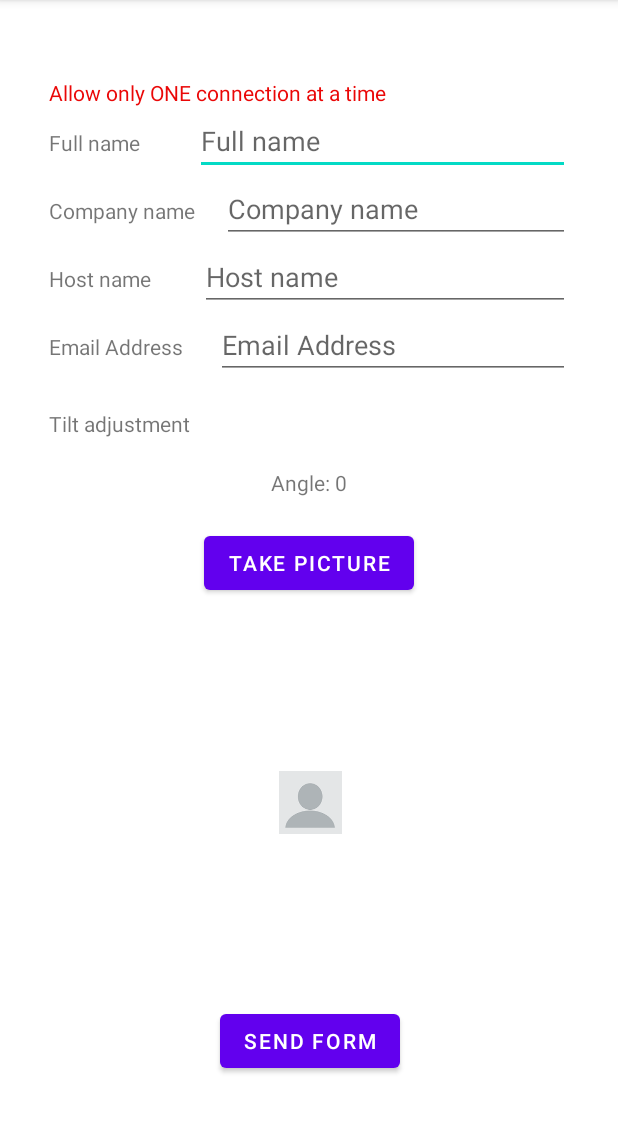
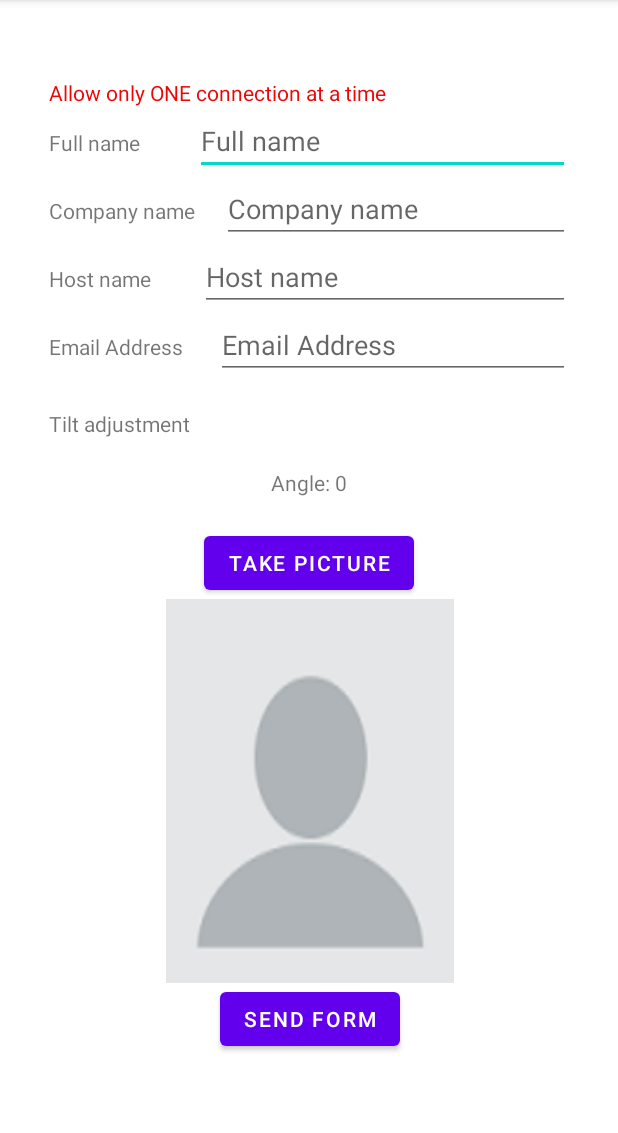
Before and after one commit to dendimaniac/private-keyboard, an Android app: the screen it shows after launch (MainActivity), on a phone screen of 412 x 824 dp, the part 84-1217 px from its top. Run offline under Robolectric (Android 15) with nearby library versions, the phone set to English and light mode, and no system bars; libraries missing offline, so code that uses them is left out: androidmads.library.qrgenearator, com.microsoft.signalr, org.apache.commons; 10 statements that could not run were skipped.

```diff
--- a/app/src/main/java/com/example/privatekeyboard/CustomCameraActivity.java
+++ b/app/src/main/java/com/example/privatekeyboard/CustomCameraActivity.java
@@ -136,6 +136,7 @@ public class CustomCameraActivity extends AppCompatActivity {
                 runOnUiThread(() -> btnCapture.callOnClick());
             }
             if (message.value.equals("cancel")) {
+                hubConnection.stop();
                 finish();
             }
 
--- a/app/src/main/java/com/example/privatekeyboard/Helpers/QRUtils.java
+++ b/app/src/main/java/com/example/privatekeyboard/Helpers/QRUtils.java
@@ -30,7 +30,7 @@ public class QRUtils {
         Log.d("NewUUID", newUuid);
         String settings = GenerateQRQuery(formLinearLayout);
         Log.d("InputSettings", settings);
-        QRGEncoder qrgEncoder = new QRGEncoder(baseWebAppUrl + "?settings=" + settings + "&uuid=" + newUuid, null, QRGContents.Type.TEXT, 1000);
+        QRGEncoder qrgEncoder = new QRGEncoder(baseWebAppUrl + "?settings=" + settings + "&uuid=" + newUuid, null, QRGContents.Type.TEXT, 550);
         try {
             Bitmap bitmap = qrgEncoder.encodeAsBitmap();
             qrImage.setImageBitmap(bitmap);
@@ -41,7 +41,7 @@ public class QRUtils {
 
     private static String GenerateQRQuery(LinearLayout layout) {
         StringBuilder query = new StringBuilder("[");
-        for (int i = 0; i < layout.getChildCount()-1; i++) {
+        for (int i = 0; i < layout.getChildCount() -1; i++) {
             LinearLayout fieldLayout = (LinearLayout) layout.getChildAt(i);
             String fieldTag = (String) layout.getChildAt(i).getTag();
             if (!fieldTag.equals("hidden")) {
--- a/app/src/main/res/layout/activity_main.xml
+++ b/app/src/main/res/layout/activity_main.xml
@@ -155,7 +155,6 @@
         android:id="@+id/scrollView2"
         android:layout_width="wrap_content"
         android:layout_height="wrap_content"
-        android:visibility="visible"
         app:layout_constraintEnd_toEndOf="parent"
         app:layout_constraintStart_toStartOf="parent"
         app:layout_constraintTop_toTopOf="parent">
@@ -166,7 +165,6 @@
             android:layout_height="323dp"
             android:orientation="vertical"
             android:padding="32dp">
-
 
             <LinearLayout
                 android:layout_width="match_parent"
@@ -383,14 +381,24 @@
 
                 <ImageView
                     android:id="@+id/takenImage"
+                    android:layout_width="192dp"
+                    android:layout_height="256dp"
+                    android:background="@drawable/hiiii"
+                    android:visibility="visible"
+                    app:layout_constraintBottom_toTopOf="@+id/sendEmailButton"
+                    app:layout_constraintEnd_toEndOf="parent"
+                    app:layout_constraintStart_toStartOf="parent"
+                    app:layout_constraintTop_toTopOf="parent"
+                    tools:srcCompat="@tools:sample/avatars" />
+
+                <ImageView
+                    android:id="@+id/qrImage"
                     android:layout_width="wrap_content"
                     android:layout_height="wrap_content"
-                    android:layout_marginTop="75dp"
-                    android:layout_marginBottom="75dp"
-                    android:background="@drawable/hiiii"
-                    android:scaleType="fitXY"
-                    android:scaleX="0.35"
-                    android:scaleY="0.35"
+                    android:layout_marginTop="40dp"
+                    android:layout_marginBottom="40dp"
+                    android:contentDescription="@string/qr_code"
+                    android:visibility="visible"
                     app:layout_constraintBottom_toTopOf="@+id/sendEmailButton"
                     app:layout_constraintEnd_toEndOf="parent"
                     app:layout_constraintStart_toStartOf="parent"
@@ -405,22 +413,10 @@
                     app:layout_constraintBottom_toBottomOf="parent"
                     app:layout_constraintEnd_toEndOf="parent"
                     app:layout_constraintStart_toStartOf="parent" />
-
-                <ImageView
-                    android:id="@+id/qrImage"
-                    android:layout_width="wrap_content"
-                    android:layout_height="wrap_content"
-                    android:layout_marginTop="75dp"
-                    android:layout_marginBottom="75dp"
-                    android:contentDescription="@string/qr_code"
-                    app:layout_constraintBottom_toTopOf="@+id/sendEmailButton"
-                    app:layout_constraintEnd_toEndOf="parent"
-                    app:layout_constraintStart_toStartOf="parent"
-                    app:layout_constraintTop_toTopOf="parent"
-                    tools:srcCompat="@tools:sample/avatars" />
             </androidx.constraintlayout.widget.ConstraintLayout>
 
         </LinearLayout>
+
     </ScrollView>
 
     <!--    <ImageButton-->
```
Also changed, not shown: app/src/main/java/com/example/privatekeyboard/MainActivity.java (+7 -6 lines).
